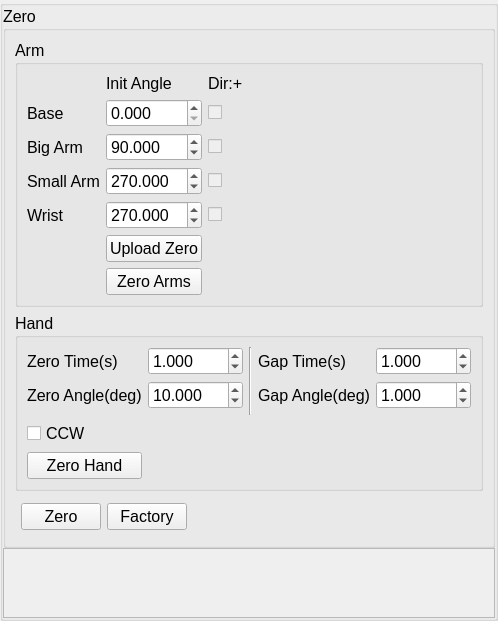
ww4u/megarobostudio, file source/wnd/ui/sinanjupref.ui: the form before one commit.
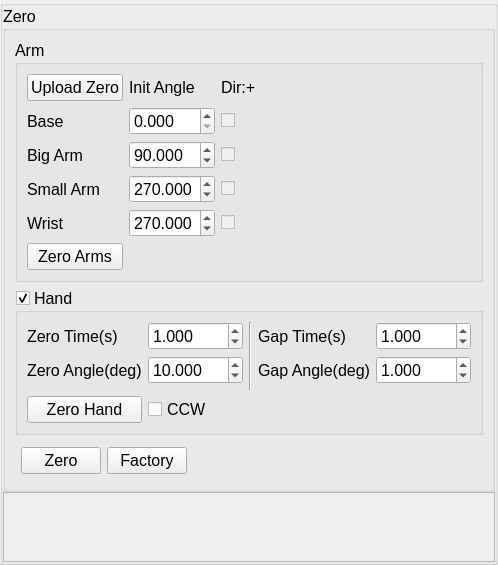
The form after the commit. Icons and pictures are not drawn.

```diff
--- a/source/wnd/ui/sinanjupref.ui
+++ b/source/wnd/ui/sinanjupref.ui
@@ -167,13 +167,6 @@
               </property>
              </widget>
             </item>
-            <item row="9" column="2">
-             <widget class="QPushButton" name="btnUploadZero">
-              <property name="text">
-               <string>Upload Zero</string>
-              </property>
-             </widget>
-            </item>
             <item row="4" column="2">
              <widget class="QDoubleSpinBox" name="spinAngleSArm">
               <property name="decimals">
@@ -224,7 +217,14 @@
               </property>
              </widget>
             </item>
-            <item row="10" column="2">
+            <item row="0" column="0">
+             <widget class="QPushButton" name="btnUploadZero">
+              <property name="text">
+               <string>Upload Zero</string>
+              </property>
+             </widget>
+            </item>
+            <item row="6" column="0">
              <widget class="QPushButton" name="btnGoZero">
               <property name="text">
                <string>Zero Arms</string>
@@ -235,10 +235,13 @@
           </widget>
          </item>
          <item>
-          <widget class="QGroupBox" name="groupBox_7">
+          <widget class="QGroupBox" name="gpHand">
            <property name="title">
             <string>Hand</string>
            </property>
+           <property name="checkable">
+            <bool>true</bool>
+           </property>
            <layout class="QGridLayout" name="gridLayout_2">
             <item row="1" column="3">
              <widget class="QLabel" name="label_11">
@@ -263,13 +266,6 @@
               </property>
              </widget>
             </item>
-            <item row="3" column="0">
-             <widget class="QCheckBox" name="chkHandZeroCcw">
-              <property name="text">
-               <string>CCW</string>
-              </property>
-             </widget>
-            </item>
             <item row="0" column="3">
              <widget class="QLabel" name="label_10">
               <property name="text">
@@ -297,10 +293,10 @@
               </property>
              </widget>
             </item>
-            <item row="1" column="0">
-             <widget class="QLabel" name="label_9">
+            <item row="3" column="1">
+             <widget class="QCheckBox" name="chkHandZeroCcw">
               <property name="text">
-               <string>Zero Angle(deg)</string>
+               <string>CCW</string>
               </property>
              </widget>
             </item>
@@ -343,7 +339,7 @@
               </property>
              </widget>
             </item>
-            <item row="4" column="0">
+            <item row="3" column="0">
              <widget class="QPushButton" name="btnZeroHand">
               <property name="maximumSize">
                <size>
@@ -356,6 +352,13 @@
               </property>
              </widget>
             </item>
+            <item row="1" column="0">
+             <widget class="QLabel" name="label_9">
+              <property name="text">
+               <string>Zero Angle(deg)</string>
+              </property>
+             </widget>
+            </item>
            </layout>
           </widget>
          </item>
```
